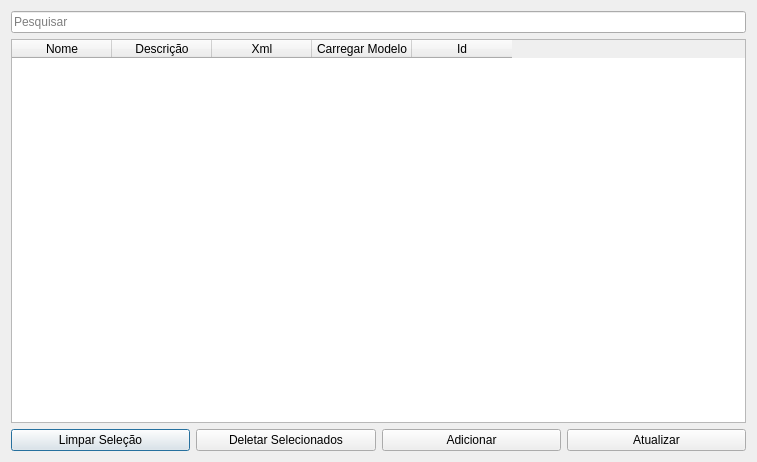
Before: the Qt Designer form uis/mModels.ui in dsgoficial/SAP_Gerente, drawn with Qt 5.
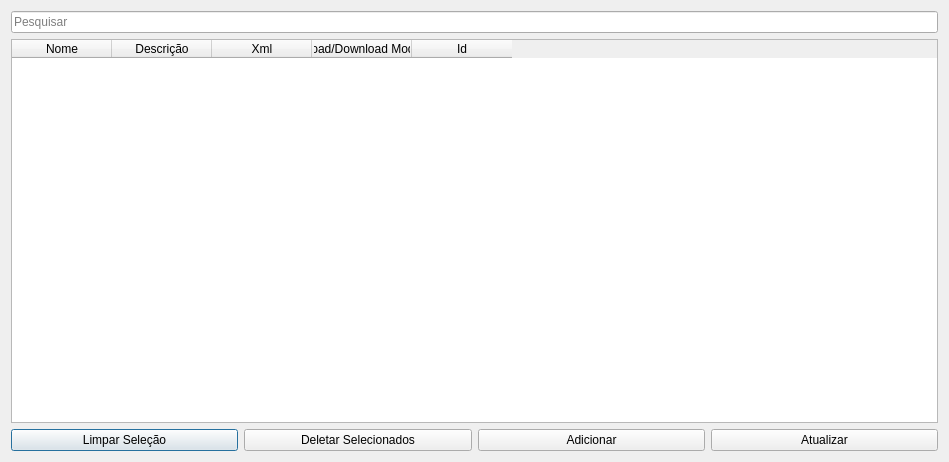
After: the same form once the commit is applied.

```diff
--- a/uis/mModels.ui
+++ b/uis/mModels.ui
@@ -6,7 +6,7 @@
    <rect>
     <x>0</x>
     <y>0</y>
-    <width>757</width>
+    <width>949</width>
     <height>462</height>
    </rect>
   </property>
@@ -33,7 +33,7 @@
      </column>
      <column>
       <property name="text">
-       <string>Carregar Modelo</string>
+       <string>Upload/Download Modelo</string>
       </property>
      </column>
      <column>
```
